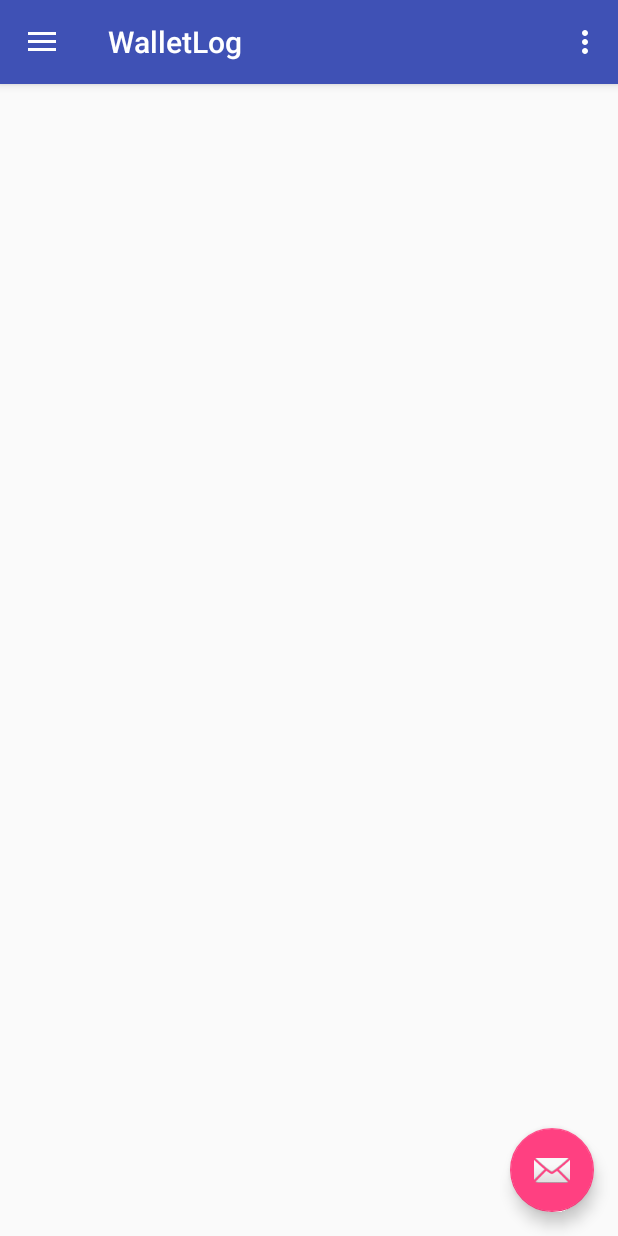
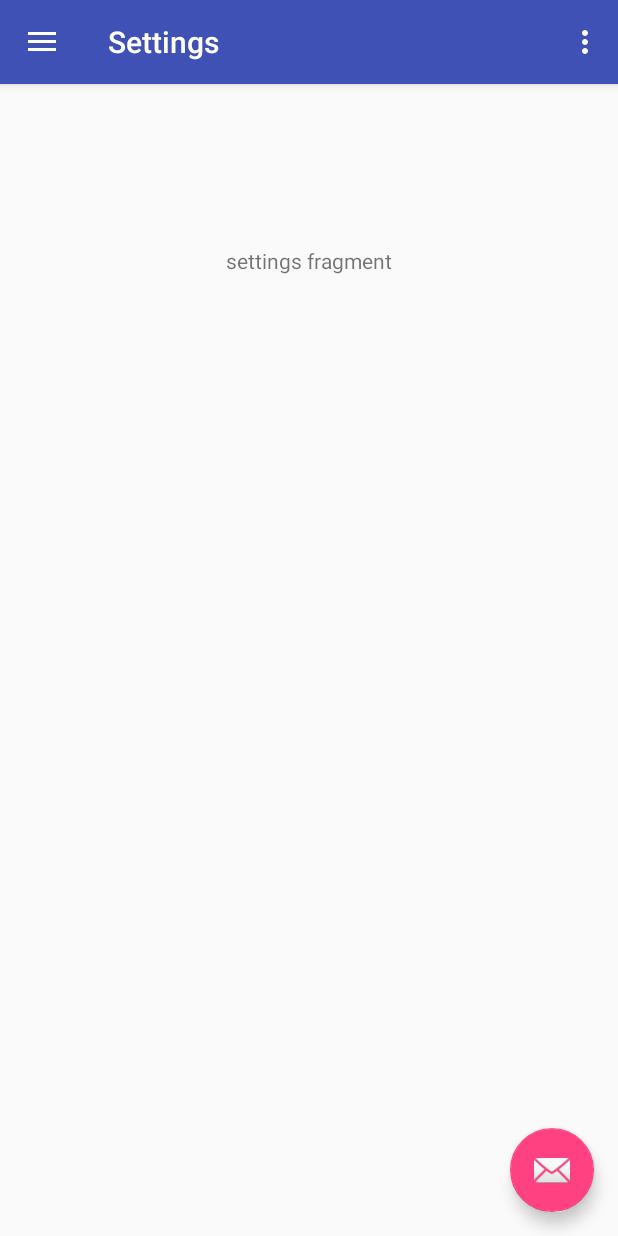
Before and after one commit to vsostaric/wallet-log, an Android app: the screen it shows after launch (MainActivity), in the options menu, after a tap on "Settings", on a phone screen of 412 x 824 dp. Run offline under Robolectric (Android 15) with nearby library versions, the phone set to English and light mode, and no system bars.

Commit message:
add settings fragment

```diff
--- a/app/src/main/java/com/example/vladimirsostaric/walletlog/MainActivity.java
+++ b/app/src/main/java/com/example/vladimirsostaric/walletlog/MainActivity.java
@@ -20,6 +20,7 @@ import android.widget.EditText;
 import android.widget.Spinner;
 
 import com.example.vladimirsostaric.walletlog.fragments.AddExpenseFragment;
+import com.example.vladimirsostaric.walletlog.fragments.SettingsFragment;
 import com.example.vladimirsostaric.walletlog.fragments.ViewExpensesFragment;
 import com.example.vladimirsostaric.walletlog.model.Expense;
 import com.example.vladimirsostaric.walletlog.model.ExpenseType;
@@ -86,10 +87,11 @@ public class MainActivity extends AppCompatActivity
         // as you specify a parent activity in AndroidManifest.xml.
         int id = item.getItemId();
 
-        //noinspection SimplifiableIfStatement
-        if (id == R.id.action_settings) {
-            return true;
-        }
+        FragmentTransaction tr = getSupportFragmentManager().beginTransaction();
+        tr.replace(R.id.content_frame, new SettingsFragment());
+        tr.commit();
+
+        getSupportActionBar().setTitle("Settings");
 
         return super.onOptionsItemSelected(item);
     }
--- /dev/null
+++ b/app/src/main/java/com/example/vladimirsostaric/walletlog/fragments/SettingsFragment.java
@@ -0,0 +1,27 @@
+package com.example.vladimirsostaric.walletlog.fragments;
+
+import android.os.Bundle;
+import android.support.annotation.Nullable;
+import android.support.v4.app.Fragment;
+import android.view.LayoutInflater;
+import android.view.View;
+import android.view.ViewGroup;
+import android.widget.ArrayAdapter;
+import android.widget.Spinner;
+
+import com.example.vladimirsostaric.walletlog.R;
+import com.example.vladimirsostaric.walletlog.utils.DbUtils;
+
+import java.util.List;
+
+public class SettingsFragment extends Fragment {
+
+    @Nullable
+    @Override
+    public View onCreateView(LayoutInflater inflater, @Nullable ViewGroup container, @Nullable Bundle savedInstanceState) {
+
+        View view = inflater.inflate(R.layout.settings, container, false);
+        return view;
+
+    }
+}
--- /dev/null
+++ b/app/src/main/res/layout/settings.xml
@@ -0,0 +1,14 @@
+<?xml version="1.0" encoding="utf-8"?>
+<RelativeLayout xmlns:android="http://schemas.android.com/apk/res/android"
+    android:orientation="vertical" android:layout_width="match_parent"
+    android:layout_height="match_parent">
+
+    <TextView
+        android:id="@+id/textView2"
+        android:layout_width="wrap_content"
+        android:layout_height="wrap_content"
+        android:layout_alignParentTop="true"
+        android:layout_centerHorizontal="true"
+        android:layout_marginTop="108dp"
+        android:text="settings fragment" />
+</RelativeLayout>
```
